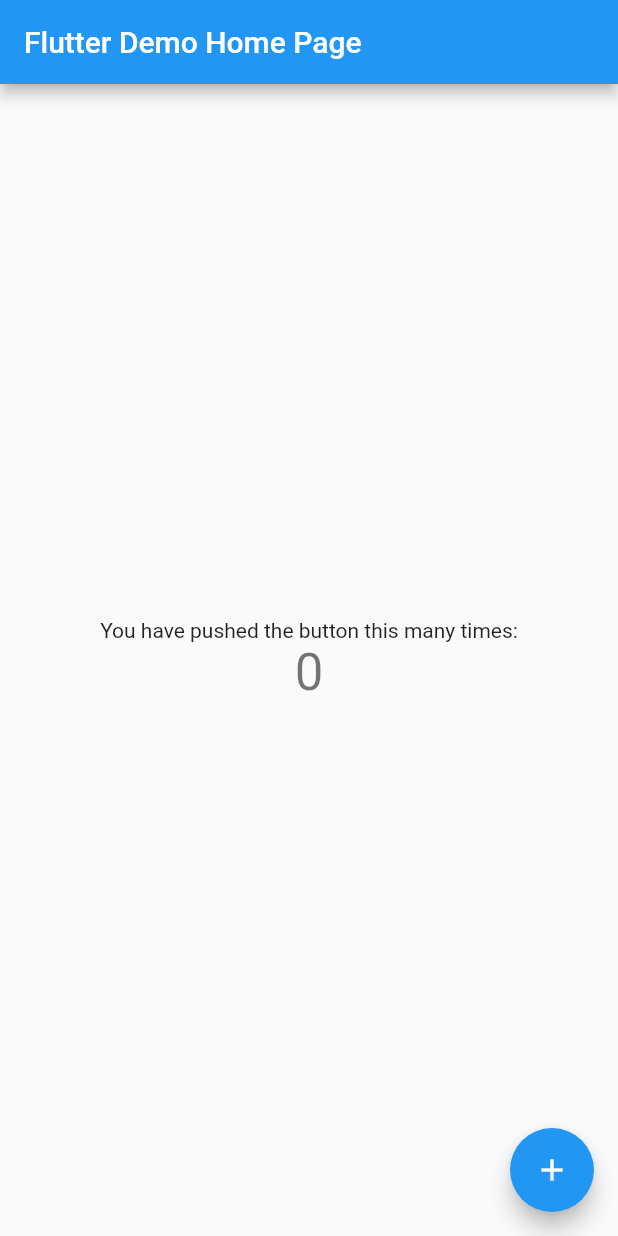
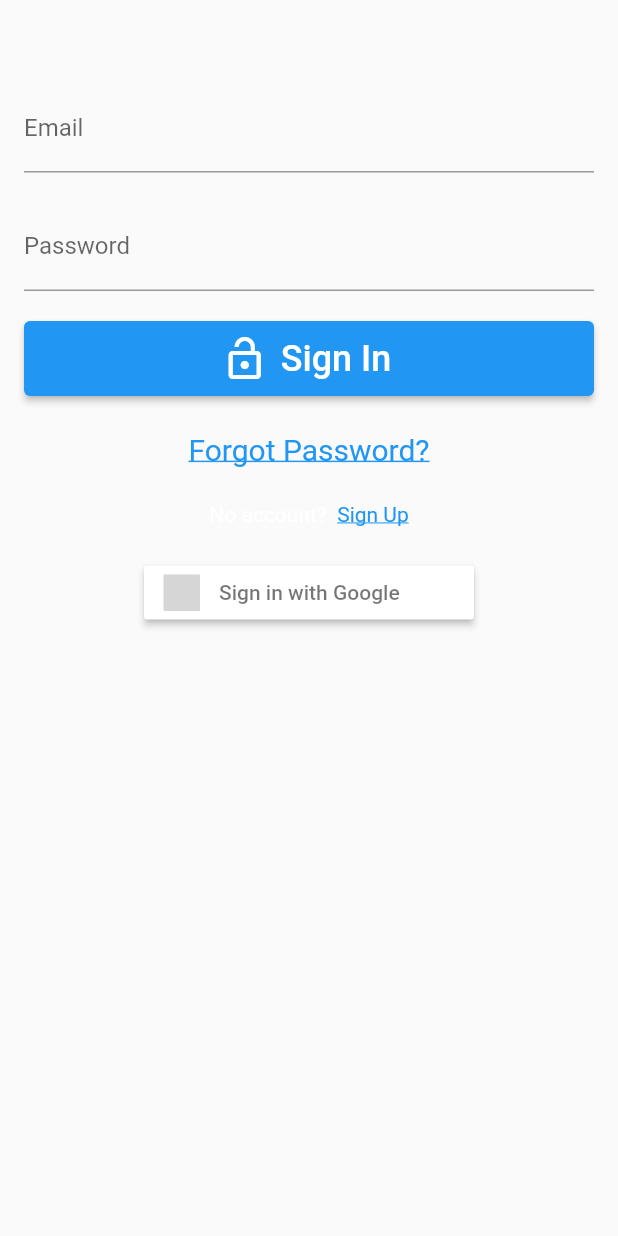
Before and after one commit to Neroland/WPIHA-SASL-APP, a Flutter app: the screen it shows after launch, on a phone screen of 412 x 824 dp. Run offline on Flutter 3.47's test engine with Material 2 defaults, Android fonts, the phone set to English and light mode, and no system bars; our stand-ins replace email_validator, firebase_auth, firebase_core, flutter_signin_button, google_sign_in; accounts and stored records are empty; generated files the repository leaves out were written again; grey boxes are pictures that could not be loaded.

Commit message:
Working Google and Email Auth
Time to start designing :)

```diff
--- a/lib/main.dart
+++ b/lib/main.dart
@@ -1,13 +1,22 @@
+import 'package:firebase_auth/firebase_auth.dart';
 import 'package:firebase_core/firebase_core.dart';
 import 'package:flutter/material.dart';
+import 'package:sasl_app/home_page.dart';
+import 'package:sasl_app/pages/verify_email_page.dart';
+import 'package:sasl_app/utils.dart';
 import 'firebase_options.dart';
+import 'pages/auth_page.dart';
 
-void main() async {
-  runApp(const MyApp());
+Future main() async {
+  WidgetsFlutterBinding.ensureInitialized();
   await Firebase.initializeApp(
     options: DefaultFirebaseOptions.currentPlatform,
   );
+
+  runApp(const MyApp());
 }
+
+final navigatorKey = GlobalKey<NavigatorState>();
 
 class MyApp extends StatelessWidget {
   const MyApp({Key? key}) : super(key: key);
@@ -16,7 +25,10 @@
   @override
   Widget build(BuildContext context) {
     return MaterialApp(
-      title: 'Flutter Demo',
+      scaffoldMessengerKey: Utils.messengerKey,
+      title: 'South African Ice Hockey Super League',
+      navigatorKey: navigatorKey,
+      debugShowCheckedModeBanner: false,
       theme: ThemeData(
         // This is the theme of your application.
         //
@@ -29,92 +41,30 @@
         // is not restarted.
         primarySwatch: Colors.blue,
       ),
-      home: const MyHomePage(title: 'Flutter Demo Home Page'),
+      home: MainPage(),
     );
   }
 }
 
-class MyHomePage extends StatefulWidget {
-  const MyHomePage({Key? key, required this.title}) : super(key: key);
-
-  // This widget is the home page of your application. It is stateful, meaning
-  // that it has a State object (defined below) that contains fields that affect
-  // how it looks.
-
-  // This class is the configuration for the state. It holds the values (in this
-  // case the title) provided by the parent (in this case the App widget) and
-  // used by the build method of the State. Fields in a Widget subclass are
-  // always marked "final".
-
-  final String title;
-
+class MainPage extends StatelessWidget {
   @override
-  State<MyHomePage> createState() => _MyHomePageState();
+  Widget build(BuildContext context) => Scaffold(
+      body: StreamBuilder<User?>(
+          stream: FirebaseAuth.instance.authStateChanges(),
+          builder: ((context, snapshot) {
+            if (snapshot.connectionState == ConnectionState.waiting) {
+              return Center(
+                child: CircularProgressIndicator(),
+              );
+            } else if (snapshot.hasError) {
+              return Center(
+                child: Text("Something went wrong!"),
+              );
+            }
+            if (snapshot.hasData) {
+              return VerifyEmailPage();
+            } else {
+              return AuthPage();
+            }
+          })));
 }
-
-class _MyHomePageState extends State<MyHomePage> {
-  int _counter = 0;
-
-  void _incrementCounter() {
-    setState(() {
-      // This call to setState tells the Flutter framework that something has
-      // changed in this State, which causes it to rerun the build method below
-      // so that the display can reflect the updated values. If we changed
-      // _counter without calling setState(), then the build method would not be
-      // called again, and so nothing would appear to happen.
-      _counter++;
-    });
-  }
-
-  @override
-  Widget build(BuildContext context) {
-    // This method is rerun every time setState is called, for instance as done
-    // by the _incrementCounter method above.
-    //
-    // The Flutter framework has been optimized to make rerunning build methods
-    // fast, so that you can just rebuild anything that needs updating rather
-    // than having to individually change instances of widgets.
-    return Scaffold(
-      appBar: AppBar(
-        // Here we take the value from the MyHomePage object that was created by
-        // the App.build method, and use it to set our appbar title.
-        title: Text(widget.title),
-      ),
-      body: Center(
-        // Center is a layout widget. It takes a single child and positions it
-        // in the middle of the parent.
-        child: Column(
-          // Column is also a layout widget. It takes a list of children and
-          // arranges them vertically. By default, it sizes itself to fit its
-          // children horizontally, and tries to be as tall as its parent.
-          //
-          // Invoke "debug painting" (press "p" in the console, choose the
-          // "Toggle Debug Paint" action from the Flutter Inspector in Android
-          // Studio, or the "Toggle Debug Paint" command in Visual Studio Code)
-          // to see the wireframe for each widget.
-          //
-          // Column has various properties to control how it sizes itself and
-          // how it positions its children. Here we use mainAxisAlignment to
-          // center the children vertically; the main axis here is the vertical
-          // axis because Columns are vertical (the cross axis would be
-          // horizontal).
-          mainAxisAlignment: MainAxisAlignment.center,
-          children: <Widget>[
-            const Text(
-              'You have pushed the button this many times:',
-            ),
-            Text(
-              '$_counter',
-              style: Theme.of(context).textTheme.headline4,
-            ),
-          ],
-        ),
-      ),
-      floatingActionButton: FloatingActionButton(
-        onPressed: _incrementCounter,
-        tooltip: 'Increment',
-        child: const Icon(Icons.add),
-      ), // This trailing comma makes auto-formatting nicer for build methods.
-    );
-  }
-}
--- /dev/null
+++ b/lib/pages/auth_page.dart
@@ -0,0 +1,21 @@
+import 'package:flutter/material.dart';
+import 'package:sasl_app/widget/login_widget.dart';
+import 'package:sasl_app/widget/signup_widget.dart';
+
+class AuthPage extends StatefulWidget {
+  @override
+  _AuthPageState createState() => _AuthPageState();
+}
+
+class _AuthPageState extends State<AuthPage> {
+  bool isLogin = true;
+
+  @override
+  Widget build(BuildContext context) => isLogin
+      ? LoginWidget(
+          onClickedSignUp: toggle,
+        )
+      : SignUpWidget(onClickedSignIn: toggle);
+
+  void toggle() => setState(() => isLogin = !isLogin);
+}
--- /dev/null
+++ b/lib/widget/login_widget.dart
@@ -0,0 +1,180 @@
+import 'package:email_validator/email_validator.dart';
+import 'package:flutter/gestures.dart';
+import 'package:flutter/material.dart';
+import 'package:firebase_auth/firebase_auth.dart';
+import 'package:sasl_app/main.dart';
+import 'package:flutter_signin_button/flutter_signin_button.dart';
+import 'package:google_sign_in/google_sign_in.dart';
+import 'package:sasl_app/pages/forgot_password_page.dart';
+import 'package:sasl_app/utils.dart';
+
+class LoginWidget extends StatefulWidget {
+  final VoidCallback onClickedSignUp;
+
+  const LoginWidget({
+    Key? key,
+    required this.onClickedSignUp,
+  }) : super(key: key);
+
+  @override
+  _LoginWidgetState createState() => _LoginWidgetState();
+}
+
+class _LoginWidgetState extends State<LoginWidget> {
+  final formKey = GlobalKey<FormState>();
+  final emailController = TextEditingController();
+  final passwordController = TextEditingController();
+
+  @override
+  void dispose() {
+    emailController.dispose();
+    passwordController.dispose();
+    super.dispose();
+  }
+
+  @override
+  Widget build(BuildContext context) => SingleChildScrollView(
+        padding: EdgeInsets.all(16),
+        child: Form(
+          key: formKey,
+          child: Column(
+            mainAxisAlignment: MainAxisAlignment.center,
+            children: [
+              SizedBox(
+                height: 40,
+              ),
+              TextFormField(
+                controller: emailController,
+                cursorColor: Colors.white,
+                textInputAction: TextInputAction.next,
+                decoration: InputDecoration(labelText: "Email"),
+                autovalidateMode: AutovalidateMode.onUserInteraction,
+                validator: (email) =>
+                    email != null && !EmailValidator.validate(email)
+                        ? 'Please enter a valid email'
+                        : null,
+              ),
+              SizedBox(
+                height: 20,
+              ),
+              TextFormField(
+                controller: passwordController,
+                textInputAction: TextInputAction.done,
+                decoration: InputDecoration(labelText: "Password"),
+                obscureText: true,
+                autovalidateMode: AutovalidateMode.onUserInteraction,
+                validator: (value) => value != null && value.length < 6
+                    ? 'Min. 6 Characters'
+                    : null,
+              ),
+              SizedBox(
+                height: 20,
+              ),
+              ElevatedButton.icon(
+                style: ElevatedButton.styleFrom(
+                  minimumSize: Size.fromHeight(50),
+                ),
+                icon: Icon(
+                  Icons.lock_open,
+                  size: 32,
+                ),
+                label: Text(
+                  "Sign In",
+                  style: TextStyle(fontSize: 24),
+                ),
+                onPressed: signInEmail,
+              ),
+              SizedBox(
+                height: 24,
+              ),
+              GestureDetector(
+                child: Text(
+                  'Forgot Password?',
+                  style: TextStyle(
+                      decoration: TextDecoration.underline,
+                      color: Theme.of(context).colorScheme.secondary,
+                      fontSize: 20),
+                ),
+                onTap: () => Navigator.of(context).push(
+                  MaterialPageRoute(
+                    builder: (context) => ForgotPasswordPage(),
+                  ),
+                ),
+              ),
+              SizedBox(
+                height: 24,
+              ),
+              RichText(
+                text: TextSpan(
+                    style: TextStyle(
+                      color: Colors.white,
+                    ),
+                    text: "No account?  ",
+                    children: [
+                      TextSpan(
+                          recognizer: TapGestureRecognizer()
+                            ..onTap = widget.onClickedSignUp,
+                          text: "Sign Up",
+                          style: TextStyle(
+                              decoration: TextDecoration.underline,
+                              color: Theme.of(context).colorScheme.secondary))
+                    ]),
+              ),
+              SizedBox(
+                height: 20,
+              ),
+              SignInButton(
+                Buttons.Google,
+                onPressed: () {
+                  signInWithGoogle();
+                },
+              )
+            ],
+          ),
+        ),
+      );
+
+  Future signInEmail() async {
+    final isValid = formKey.currentState!.validate();
+    if (!isValid) return;
+
+    showDialog(
+      context: context,
+      barrierDismissible: false,
+      builder: (context) => Center(
+        child: CircularProgressIndicator(),
+      ),
+    );
+
+    try {
+      await FirebaseAuth.instance.signInWithEmailAndPassword(
+        email: emailController.text.trim(),
+        password: passwordController.text.trim(),
+      );
+    } on FirebaseAuthException catch (e) {
+      Utils.showSnackBar(e.message);
+    }
+
+    // Navigator.of(context) not working!
+    navigatorKey.currentState!.popUntil((route) => route.isFirst);
+  }
+
+  Future<UserCredential> signInWithGoogle() async {
+    // Trigger the authentication flow
+    final GoogleSignInAccount? googleUser = await GoogleSignIn().signIn();
+    // print("ATT: $googleUser");
+
+    // Obtain the auth details from the request
+    final GoogleSignInAuthentication? googleAuth =
+        await googleUser?.authentication;
+
+    // Create a new credential
+    final credential = GoogleAuthProvider.credential(
+      accessToken: googleAuth?.accessToken,
+      idToken: googleAuth?.idToken,
+    );
+
+    // Once signed in, return the UserCredential
+    return await FirebaseAuth.instance.signInWithCredential(credential);
+  }
+}
--- a/pubspec.yaml
+++ b/pubspec.yaml
@@ -35,6 +35,10 @@
   # Use with the CupertinoIcons class for iOS style icons.
   cupertino_icons: ^1.0.2
   firebase_core: ^1.20.1
+  firebase_auth: ^3.6.3
+  flutter_signin_button: ^2.0.0
+  google_sign_in: ^5.4.1
+  email_validator: ^2.1.17
 
 dev_dependencies:
   flutter_test:
```
Also changed, not shown: lib/home_page.dart (added, +50 -0 lines), lib/pages/forgot_password_page.dart (added, +99 -0 lines), lib/pages/verify_email_page.dart (added, +120 -0 lines), lib/utils.dart (added, +18 -0 lines), lib/widget/signup_widget.dart (added, +134 -0 lines), pubspec.lock, 7 other files.
